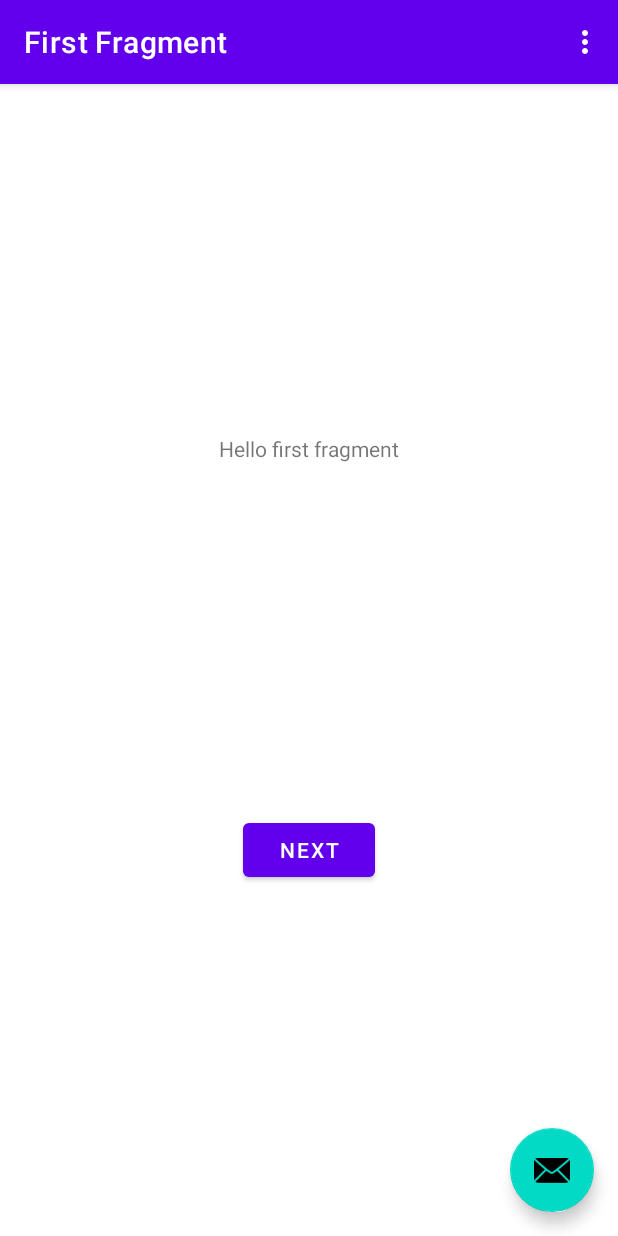
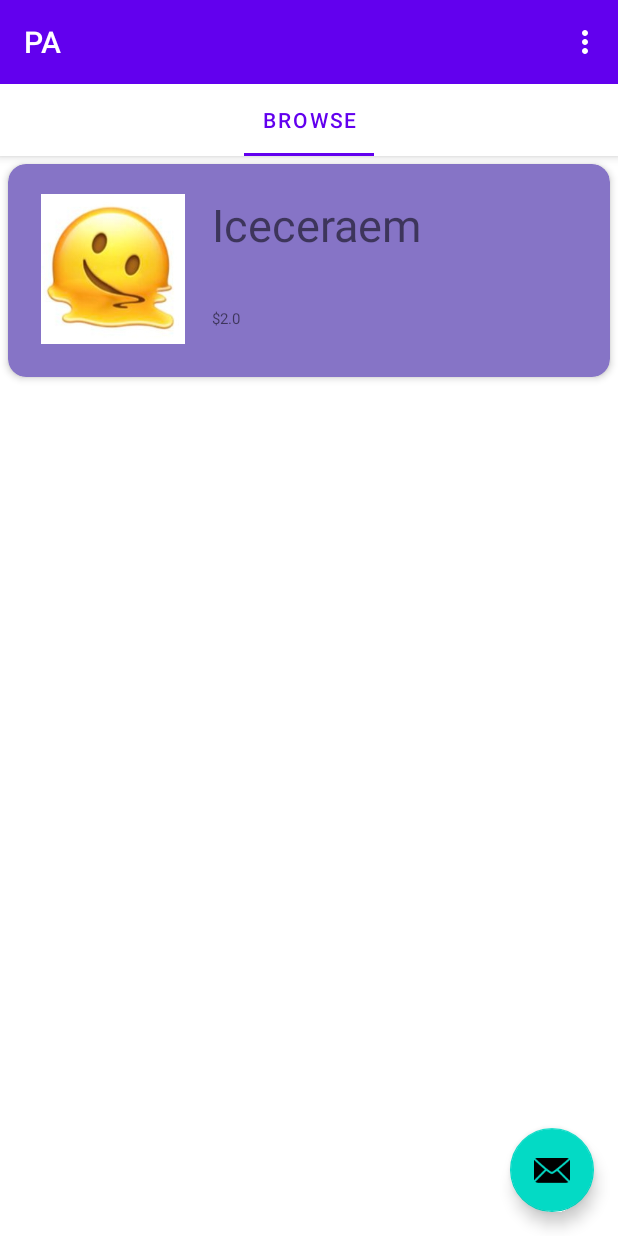
Before and after one commit to theredstone496/pp, an Android app: the screen it shows after launch (MainActivity), on a phone screen of 412 x 824 dp. Run offline under Robolectric (Android 15) with nearby library versions, the light colour scheme and no system bars; our stand-ins replace navigation-ui.

Commit message:
tablayout + product recyclerview

```diff
--- a/app/build.gradle
+++ b/app/build.gradle
@@ -45,4 +45,6 @@ dependencies {
     testImplementation 'junit:junit:4.+'
     androidTestImplementation 'androidx.test.ext:junit:1.1.3'
     androidTestImplementation 'androidx.test.espresso:espresso-core:3.4.0'
+    implementation 'androidx.viewpager2:viewpager2:1.0.0'
+
 }
--- a/app/src/main/java/com/example/pa/FirstFragment.kt
+++ b/app/src/main/java/com/example/pa/FirstFragment.kt
@@ -29,14 +29,6 @@ class FirstFragment : Fragment() {
 
     }
 
-    override fun onViewCreated(view: View, savedInstanceState: Bundle?) {
-        super.onViewCreated(view, savedInstanceState)
-
-        binding.buttonFirst.setOnClickListener {
-            findNavController().navigate(R.id.action_FirstFragment_to_SecondFragment)
-        }
-    }
-
     override fun onDestroyView() {
         super.onDestroyView()
         _binding = null
--- a/app/src/main/java/com/example/pa/MainActivity.kt
+++ b/app/src/main/java/com/example/pa/MainActivity.kt
@@ -3,18 +3,22 @@ package com.example.pa
 import android.os.Bundle
 import com.google.android.material.snackbar.Snackbar
 import androidx.appcompat.app.AppCompatActivity
-import androidx.navigation.findNavController
 import androidx.navigation.ui.AppBarConfiguration
-import androidx.navigation.ui.navigateUp
-import androidx.navigation.ui.setupActionBarWithNavController
 import android.view.Menu
 import android.view.MenuItem
 import com.example.pa.databinding.ActivityMainBinding
+import androidx.appcompat.widget.Toolbar
+import androidx.viewpager2.widget.ViewPager2
+import com.google.android.material.floatingactionbutton.FloatingActionButton
+import com.google.android.material.tabs.TabLayout
+import com.google.android.material.tabs.TabLayoutMediator
 
 class MainActivity : AppCompatActivity() {
 
     private lateinit var appBarConfiguration: AppBarConfiguration
     private lateinit var binding: ActivityMainBinding
+
+    private val animalsArray = arrayOf("Browse")
 
     override fun onCreate(savedInstanceState: Bundle?) {
         super.onCreate(savedInstanceState)
@@ -24,14 +28,19 @@ class MainActivity : AppCompatActivity() {
 
         setSupportActionBar(binding.toolbar)
 
-        val navController = findNavController(R.id.nav_host_fragment_content_main)
-        appBarConfiguration = AppBarConfiguration(navController.graph)
-        setupActionBarWithNavController(navController, appBarConfiguration)
-
         binding.fab.setOnClickListener { view ->
             Snackbar.make(view, "Replace with your own action", Snackbar.LENGTH_LONG)
                 .setAction("Action", null).show()
         }
+
+        val viewPager = findViewById<ViewPager2>(R.id.viewPager)
+        val tabLayout = findViewById<TabLayout>(R.id.tab_layout)
+        val adapter = ViewPagerAdapter(supportFragmentManager, lifecycle)
+        viewPager.adapter = adapter
+        TabLayoutMediator(tabLayout, viewPager){ tab, position ->
+            tab.text = animalsArray[position]
+        }.attach()
+
     }
 
     override fun onCreateOptionsMenu(menu: Menu): Boolean {
@@ -49,10 +58,4 @@ class MainActivity : AppCompatActivity() {
             else -> super.onOptionsItemSelected(item)
         }
     }
-
-    override fun onSupportNavigateUp(): Boolean {
-        val navController = findNavController(R.id.nav_host_fragment_content_main)
-        return navController.navigateUp(appBarConfiguration)
-                || super.onSupportNavigateUp()
-    }
 }
--- /dev/null
+++ b/app/src/main/java/com/example/pa/Product.kt
@@ -0,0 +1,3 @@
+package com.example.pa
+
+data class Product(val category: String, val price: Double, val name: String, val temp: Int, val image: Int)
--- /dev/null
+++ b/app/src/main/java/com/example/pa/ProductRecyclerAdapter.kt
@@ -0,0 +1,48 @@
+package com.example.pa
+
+import android.view.LayoutInflater
+import android.view.View
+import android.view.ViewGroup
+import android.widget.ImageView
+import android.widget.TextView
+import androidx.recyclerview.widget.RecyclerView
+import com.google.android.material.snackbar.Snackbar
+
+class ProductRecyclerAdapter(val productList: ArrayList<Product>) :
+    RecyclerView.Adapter<ProductRecyclerAdapter.ViewHolder>() {
+    override fun onCreateViewHolder(parent: ViewGroup, viewType: Int): ViewHolder {
+        val v: View = LayoutInflater.from(parent.context)
+            .inflate(R.layout.product_layout, parent, false)
+        return ViewHolder(v)
+    }
+
+    override fun onBindViewHolder(holder: ProductRecyclerAdapter.ViewHolder, position: Int) {
+        holder.bindItems(productList[position])
+    }
+
+    override fun getItemCount() = productList.size
+
+    // The class holding the list view
+    class ViewHolder(itemView: View) : RecyclerView.ViewHolder(itemView) {
+        var productImage: ImageView
+        var productName: TextView
+        var productPrice: TextView
+
+        init {
+            productImage = itemView.findViewById(R.id.product_image)
+            productName = itemView.findViewById(R.id.product_name)
+            productPrice = itemView.findViewById(R.id.product_price)
+            itemView.setOnClickListener { view ->
+                val pos = adapterPosition + 1
+                Snackbar.make(view, "Click detected on item $pos", Snackbar.LENGTH_LONG)
+                    .setAction("Action", null).show()
+            }
+        }
+
+        fun bindItems(product : Product) {
+            productImage.setImageResource(product.image)
+            productName.text = product.name
+            productPrice.text = "$"+product.price
+        }
+    }
+}
--- /dev/null
+++ b/app/src/main/java/com/example/pa/ProductTab.kt
@@ -0,0 +1,35 @@
+package com.example.pa
+
+import android.os.Bundle
+import android.view.LayoutInflater
+import android.view.View
+import android.view.ViewGroup
+import androidx.fragment.app.Fragment
+import androidx.recyclerview.widget.GridLayoutManager
+import androidx.recyclerview.widget.RecyclerView
+
+class ProductTab : Fragment() {
+    private val productList = ArrayList<Product>()
+
+    override fun onCreateView(
+        inflater: LayoutInflater, container: ViewGroup?,
+        savedInstanceState: Bundle?
+    ): View? {
+        super.onCreate(savedInstanceState)
+
+        val view: View = inflater.inflate(R.layout.fragment_producttab, container, false)
+
+        val recyclerView = view.findViewById<RecyclerView>(R.id.product_recycler_view)
+        val layoutManager = GridLayoutManager(context, 1)
+
+        recyclerView.layoutManager = layoutManager
+
+        productList.add(Product("FOOD", 2.00, "Iceceraem", 5, R.drawable.meltingface))
+        val adapter = ProductRecyclerAdapter(productList)
+        recyclerView.adapter = adapter
+
+        return view
+    }
+
+
+}
--- a/app/src/main/java/com/example/pa/SecondFragment.kt
+++ b/app/src/main/java/com/example/pa/SecondFragment.kt
@@ -29,14 +29,6 @@ class SecondFragment : Fragment() {
 
     }
 
-    override fun onViewCreated(view: View, savedInstanceState: Bundle?) {
-        super.onViewCreated(view, savedInstanceState)
-
-        binding.buttonSecond.setOnClickListener {
-            findNavController().navigate(R.id.action_SecondFragment_to_FirstFragment)
-        }
-    }
-
     override fun onDestroyView() {
         super.onDestroyView()
         _binding = null
--- /dev/null
+++ b/app/src/main/java/com/example/pa/ViewPagerAdapter.kt
@@ -0,0 +1,19 @@
+package com.example.pa
+
+import androidx.fragment.app.Fragment
+import androidx.fragment.app.FragmentManager
+import androidx.lifecycle.Lifecycle
+import androidx.viewpager2.adapter.FragmentStateAdapter
+
+private const val NUM_TABS = 1
+class ViewPagerAdapter(fragmentManager: FragmentManager, lifecycle: Lifecycle) :
+    FragmentStateAdapter(fragmentManager, lifecycle) {
+    override fun getItemCount(): Int {
+        return NUM_TABS
+    }
+    override fun createFragment(position: Int): Fragment {
+        when (position) {
+        }
+        return ProductTab()
+    }
+}
--- a/app/src/main/res/layout/activity_main.xml
+++ b/app/src/main/res/layout/activity_main.xml
@@ -18,9 +18,23 @@
             android:background="?attr/colorPrimary"
             app:popupTheme="@style/Theme.PA.PopupOverlay" />
 
+        <com.google.android.material.tabs.TabLayout
+            android:id="@+id/tab_layout"
+            android:layout_width="match_parent"
+            android:layout_height="wrap_content"
+            app:tabMode="fixed"
+            app:tabGravity="fill"/>
+
+
     </com.google.android.material.appbar.AppBarLayout>
 
     <include layout="@layout/content_main" />
+
+    <androidx.viewpager2.widget.ViewPager2
+        android:id="@+id/viewPager"
+        android:layout_width="match_parent"
+        android:layout_height="match_parent"
+        app:layout_behavior="@string/appbar_scrolling_view_behavior" />
 
     <com.google.android.material.floatingactionbutton.FloatingActionButton
         android:id="@+id/fab"
--- a/app/src/main/res/layout/content_main.xml
+++ b/app/src/main/res/layout/content_main.xml
@@ -1,19 +1,5 @@
 <?xml version="1.0" encoding="utf-8"?>
 <androidx.constraintlayout.widget.ConstraintLayout xmlns:android="http://schemas.android.com/apk/res/android"
-    xmlns:app="http://schemas.android.com/apk/res-auto"
     android:layout_width="match_parent"
-    android:layout_height="match_parent"
-    app:layout_behavior="@string/appbar_scrolling_view_behavior">
-
-    <fragment
-        android:id="@+id/nav_host_fragment_content_main"
-        android:name="androidx.navigation.fragment.NavHostFragment"
-        android:layout_width="0dp"
-        android:layout_height="0dp"
-        app:defaultNavHost="true"
-        app:layout_constraintBottom_toBottomOf="parent"
-        app:layout_constraintLeft_toLeftOf="parent"
-        app:layout_constraintRight_toRightOf="parent"
-        app:layout_constraintTop_toTopOf="parent"
-        app:navGraph="@navigation/nav_graph" />
+    android:layout_height="match_parent">
 </androidx.constraintlayout.widget.ConstraintLayout>
--- /dev/null
+++ b/app/src/main/res/layout/fragment_producttab.xml
@@ -0,0 +1,19 @@
+<?xml version="1.0" encoding="utf-8"?>
+<androidx.constraintlayout.widget.ConstraintLayout xmlns:android="http://schemas.android.com/apk/res/android"
+    xmlns:app="http://schemas.android.com/apk/res-auto"
+    xmlns:tools="http://schemas.android.com/tools"
+    android:layout_width="match_parent"
+    android:layout_height="match_parent"
+    app:layout_behavior="@string/appbar_scrolling_view_behavior">
+    <androidx.recyclerview.widget.RecyclerView
+        android:id="@+id/product_recycler_view"
+        android:layout_width="0dp"
+        android:layout_height="0dp"
+        app:layout_constraintBottom_toBottomOf="parent"
+        app:layout_constraintEnd_toEndOf="parent"
+        app:layout_constraintHorizontal_bias="0.0"
+        app:layout_constraintStart_toStartOf="parent"
+        app:layout_constraintTop_toTopOf="parent"
+        app:layout_constraintVertical_bias="0.0" />
+
+</androidx.constraintlayout.widget.ConstraintLayout>
--- /dev/null
+++ b/app/src/main/res/layout/product_layout.xml
@@ -0,0 +1,48 @@
+<?xml version="1.0" encoding="utf-8"?>
+<androidx.cardview.widget.CardView xmlns:android="http://schemas.android.com/apk/res/android"
+    xmlns:app="http://schemas.android.com/apk/res-auto"
+    xmlns:tools="http://schemas.android.com/tools"
+    android:id="@+id/card_view"
+    android:layout_width="match_parent"
+    android:layout_height="wrap_content"
+    android:layout_margin="5dp"
+    app:cardBackgroundColor="#8674C6"
+    app:cardCornerRadius="12dp"
+    app:cardElevation="3dp"
+    app:contentPadding="4dp"
+    android:foreground="?selectableItemBackground"
+    android:clickable="true">
+    <androidx.constraintlayout.widget.ConstraintLayout
+        android:layout_width="match_parent"
+        android:layout_height="wrap_content"
+        android:padding="16dp">
+        <ImageView
+            android:id="@+id/product_image"
+            android:layout_width="100dp"
+            android:layout_height="100dp"
+            app:layout_constraintLeft_toLeftOf="parent"
+            app:layout_constraintStart_toStartOf="parent"
+            app:layout_constraintTop_toTopOf="parent" />
+
+        <TextView
+            android:id="@+id/product_name"
+            android:layout_width="237dp"
+            android:layout_height="68dp"
+            android:layout_marginStart="16dp"
+            android:textSize="30sp"
+            app:layout_constraintLeft_toRightOf="@+id/product_image"
+            app:layout_constraintStart_toEndOf="@+id/product_image"
+            app:layout_constraintTop_toTopOf="parent" />
+
+        <TextView
+            android:id="@+id/product_price"
+            android:layout_width="234dp"
+            android:layout_height="26dp"
+            android:layout_marginStart="16dp"
+            android:layout_marginTop="8dp"
+            android:textSize="10sp"
+            app:layout_constraintLeft_toRightOf="@+id/product_image"
+            app:layout_constraintStart_toEndOf="@+id/product_image"
+            app:layout_constraintTop_toBottomOf="@+id/product_name" />
+    </androidx.constraintlayout.widget.ConstraintLayout>
+</androidx.cardview.widget.CardView>
--- a/app/src/main/res/navigation/nav_graph.xml
+++ /dev/null
@@ -1,28 +0,0 @@
-<?xml version="1.0" encoding="utf-8"?>
-<navigation xmlns:android="http://schemas.android.com/apk/res/android"
-    xmlns:app="http://schemas.android.com/apk/res-auto"
-    xmlns:tools="http://schemas.android.com/tools"
-    android:id="@+id/nav_graph"
-    app:startDestination="@id/FirstFragment">
-
-    <fragment
-        android:id="@+id/FirstFragment"
-        android:name="com.example.pa.FirstFragment"
-        android:label="@string/first_fragment_label"
-        tools:layout="@layout/fragment_first">
-
-        <action
-            android:id="@+id/action_FirstFragment_to_SecondFragment"
-            app:destination="@id/SecondFragment" />
-    </fragment>
-    <fragment
-        android:id="@+id/SecondFragment"
-        android:name="com.example.pa.SecondFragment"
-        android:label="@string/second_fragment_label"
-        tools:layout="@layout/fragment_second">
-
-        <action
-            android:id="@+id/action_SecondFragment_to_FirstFragment"
-            app:destination="@id/FirstFragment" />
-    </fragment>
-</navigation>
```
Also changed, not shown: app/src/main/res/drawable/meltingface.jpg (added).
